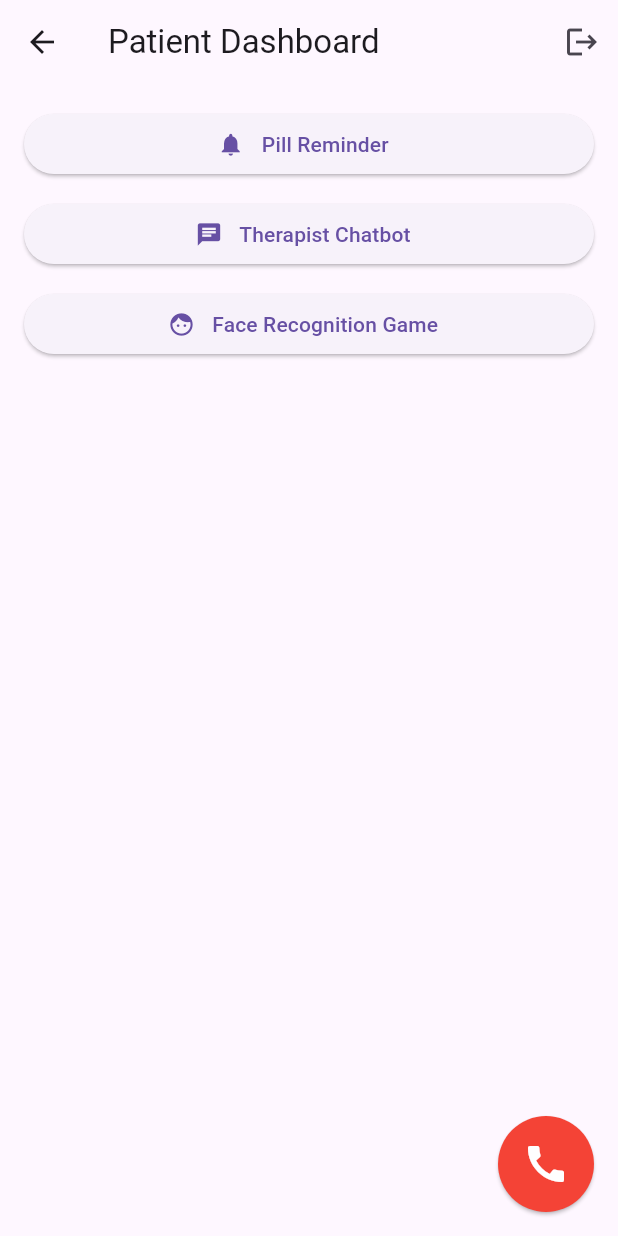
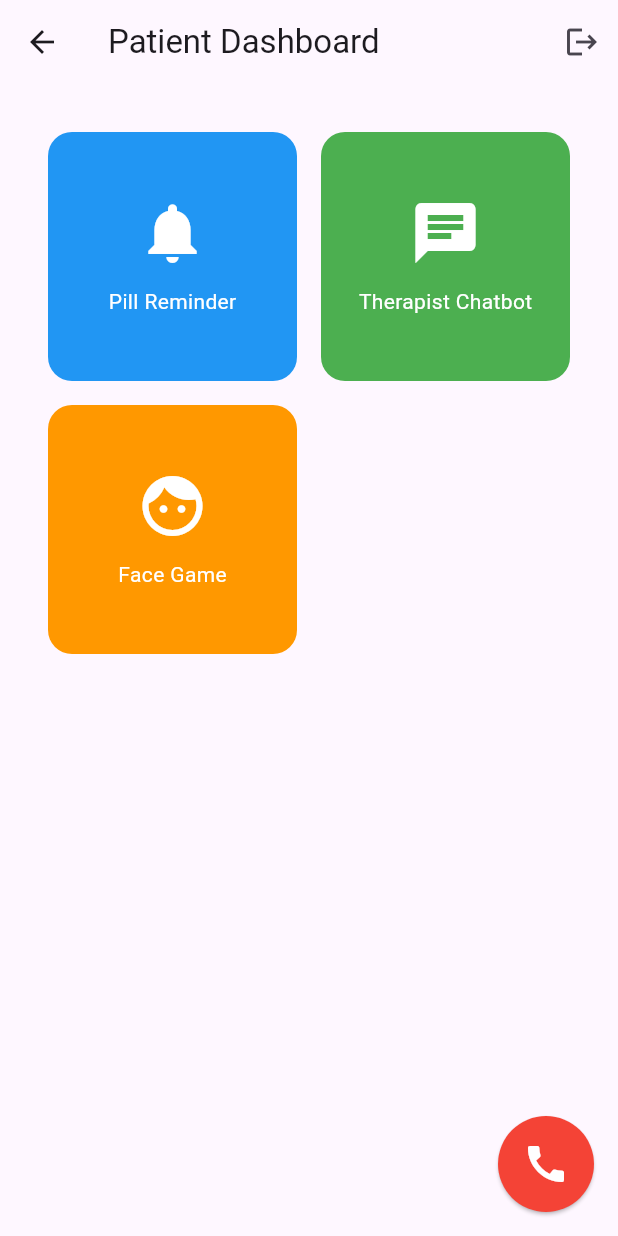
Before and after one commit to Bhubonmondal/AlzCare, a Flutter app: the PatientDashboard screen opened by its route, on a phone screen of 412 x 824 dp. Run offline on Flutter 3.47's test engine with Material 3 defaults, Android fonts, the phone set to English and light mode, and no system bars; our stand-ins replace cloud_firestore, firebase_auth, firebase_core, flutter_card_swiper, flutter_chat_types, geolocator and 2 more; missing offline and left inert: alarm, flutter_chat_core, flutter_chat_ui, flutter_phone_direct_caller; accounts and stored records are empty.

Commit message:
bug fixed

```diff
--- a/lib/main.dart
+++ b/lib/main.dart
@@ -52,6 +52,9 @@ class MyApp extends StatelessWidget {
   @override
   Widget build(BuildContext context) {
     return MaterialApp(
+      theme: ThemeData(
+        primarySwatch: Colors.blue,
+      ),
       title: "AlzCare",
       debugShowCheckedModeBanner: false,
       onGenerateRoute: (settings) {
--- a/lib/screen/care_giver_side/caregiver_dashboard.dart
+++ b/lib/screen/care_giver_side/caregiver_dashboard.dart
@@ -107,6 +107,7 @@ class _CareGiverDashboardState extends State<CareGiverDashboard> {
         padding: const EdgeInsets.all(16.0),
         child: Column(
           children: [
+
             SizedBox(height: 2.0),
             Text(
               "Today's Quote: ${quotes()}",
@@ -123,7 +124,7 @@ class _CareGiverDashboardState extends State<CareGiverDashboard> {
             SizedBox(height: 10),
             ElevatedButton(
               onPressed: _addPatient,
-              child: Text('Add Patient'),
+              child: Text('Add Patient '),
             ),
             SizedBox(height: 20),
 
--- a/lib/screen/login.dart
+++ b/lib/screen/login.dart
@@ -120,6 +120,8 @@ class _LoginState extends State<Login> {
         padding: const EdgeInsets.only(left: 10.0, right: 10.0, top: 50.0),
         child: ListView(
           children: [
+            Image(width: 150, height: 150, image: AssetImage("assets/images/app_logo.jpeg")),
+            SizedBox(height: 20),
             Text(
               "Today's Quote: ${quotes()}",
               style: TextStyle(fontSize: 15, fontWeight: FontWeight.bold),
--- a/lib/screen/patient_side/patient_dashboard.dart
+++ b/lib/screen/patient_side/patient_dashboard.dart
@@ -119,35 +119,77 @@ class _PatientDashboardState extends State<PatientDashboard> {
       ),
       body: Padding(
         padding: const EdgeInsets.all(16.0),
-        child: ListView(
+        child: GridView.count(
+          crossAxisCount: 2, // 2 columns
+          padding: const EdgeInsets.all(16.0),
+          crossAxisSpacing: 16,
+          mainAxisSpacing: 16,
+          shrinkWrap: true, // Use inside a Column or ListView
+          physics: const NeverScrollableScrollPhysics(), // Avoid nested scroll issues
           children: [
-            ElevatedButton.icon(
-              onPressed: () {
+            GestureDetector(
+              onTap: () {
                 Navigator.pushNamed(context, '/pill_reminder');
               },
-              icon: const Icon(Icons.notifications),
-              label: const Text(" Pill Reminder"),
+              child: Container(
+                decoration: BoxDecoration(
+                  color: Colors.blue,
+                  borderRadius: BorderRadius.circular(16),
+                ),
+                padding: const EdgeInsets.all(16),
+                child: Column(
+                  mainAxisAlignment: MainAxisAlignment.center,
+                  children: const [
+                    Icon(Icons.notifications, size: 48, color: Colors.white),
+                    SizedBox(height: 12),
+                    Text("Pill Reminder", style: TextStyle(color: Colors.white)),
+                  ],
+                ),
+              ),
             ),
-            const SizedBox(height: 12),
-
-            ElevatedButton.icon(
-              onPressed: () {
+            GestureDetector(
+              onTap: () {
                 Navigator.pushNamed(context, '/therapist_chatbot');
               },
-              icon: const Icon(Icons.chat),
-              label: const Text(" Therapist Chatbot"),
+              child: Container(
+                decoration: BoxDecoration(
+                  color: Colors.green,
+                  borderRadius: BorderRadius.circular(16),
+                ),
+                padding: const EdgeInsets.all(16),
+                child: Column(
+                  mainAxisAlignment: MainAxisAlignment.center,
+                  children: const [
+                    Icon(Icons.chat, size: 48, color: Colors.white),
+                    SizedBox(height: 12),
+                    Text("Therapist Chatbot", style: TextStyle(color: Colors.white)),
+                  ],
+                ),
+              ),
             ),
-            const SizedBox(height: 12),
-
-            ElevatedButton.icon(
-              onPressed: () {
+            GestureDetector(
+              onTap: () {
                 Navigator.pushNamed(context, '/face_game');
               },
-              icon: const Icon(Icons.face),
-              label: const Text(" Face Recognition Game"),
+              child: Container(
+                decoration: BoxDecoration(
+                  color: Colors.orange,
+                  borderRadius: BorderRadius.circular(16),
+                ),
+                padding: const EdgeInsets.all(16),
+                child: Column(
+                  mainAxisAlignment: MainAxisAlignment.center,
+                  children: const [
+                    Icon(Icons.face, size: 48, color: Colors.white),
+                    SizedBox(height: 12),
+                    Text("Face Game", style: TextStyle(color: Colors.white)),
+                  ],
+                ),
+              ),
             ),
           ],
         ),
+
       ),
 
       // Red Floating Emergency Button
--- a/pubspec.yaml
+++ b/pubspec.yaml
@@ -51,8 +51,7 @@ dependencies:
   http: ^1.4.0
   uuid: ^4.5.1
   geolocator: ^14.0.0
-  flutter_map: ^6.0.0
-  latlong2: ^0.9.0
+  flutter_launcher_icons: ^0.14.3
 
 #  image_picker: ^1.0.7
 #  path_provider: ^2.1.2
```
Also changed, not shown: lib/controller/create_account_controller.dart (+20 -16 lines), lib/screen/create_account.dart (+31 -14 lines), assets/images/app_logo.jpeg (added).
